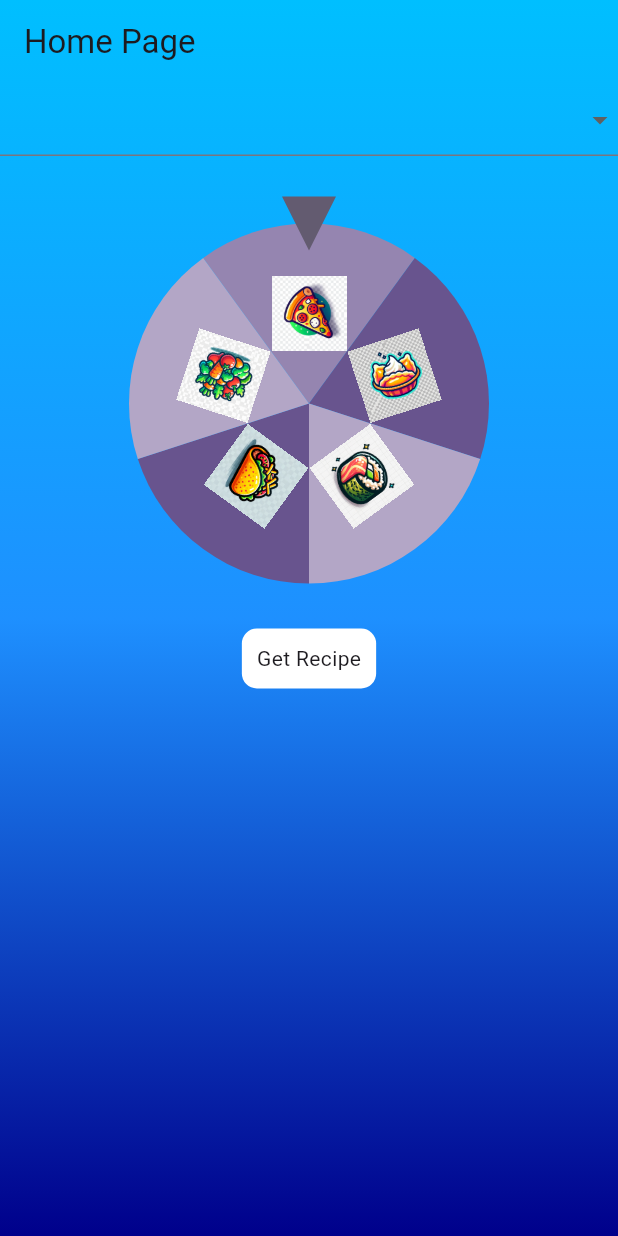
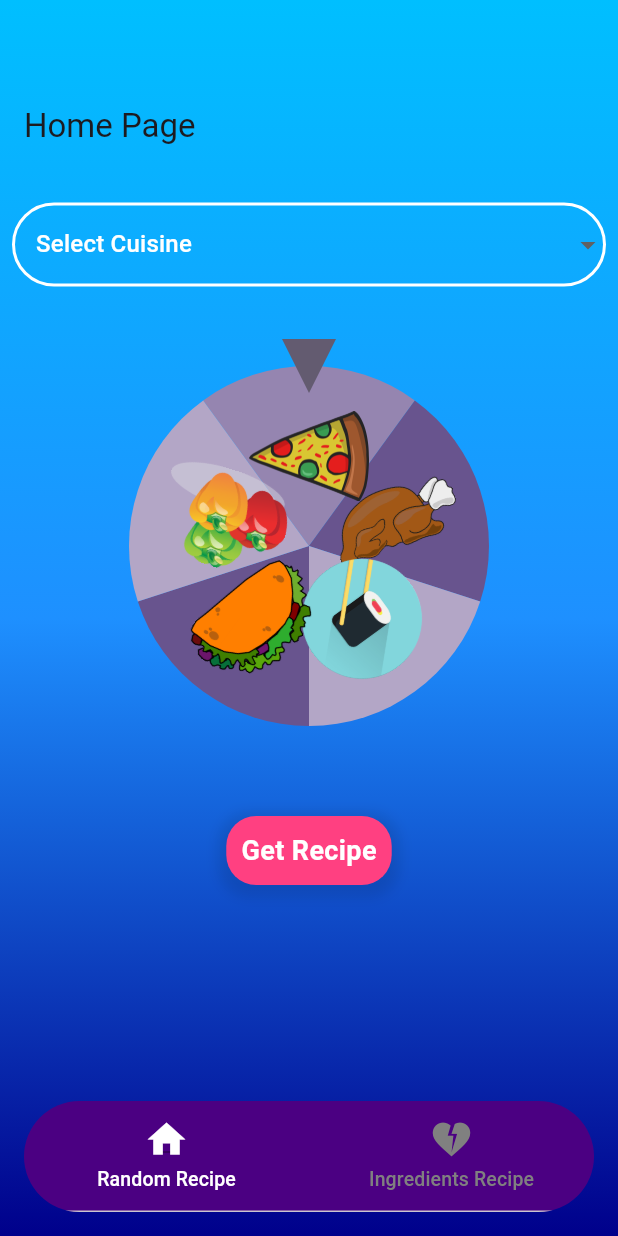
Before and after one commit to josephmp5/foodieai, a Flutter app: the screen it shows once a user with an empty profile is signed in, on a phone screen of 412 x 824 dp. Run offline on Flutter 3.47's test engine with Material 3 defaults, Android fonts, the phone set to English and light mode, and no system bars; drawn by our look-alikes of flutter_fortune_wheel; our stand-ins replace cloud_firestore, firebase_auth, firebase_core, rxdart; accounts and stored records are empty; network calls fail.

Commit message:
new feature created and bugs fixed

```diff
--- a/lib/constants.dart
+++ b/lib/constants.dart
@@ -1,3 +1,3 @@
 class Constants {
-  static String uri = 'OPENAI_API_KEY_HERE';
+  static String uri = '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';
 }
--- a/lib/home_page.dart
+++ /dev/null
@@ -1,137 +0,0 @@
-import 'package:flutter/material.dart';
-import 'package:flutter_fortune_wheel/flutter_fortune_wheel.dart';
-import 'package:heutebinichrichbaba/auth/auth.dart';
-import 'package:heutebinichrichbaba/pages/random_recipe.dart';
-import 'package:rxdart/rxdart.dart';
-
-class HomePage extends StatefulWidget {
-  const HomePage({super.key});
-
-  @override
-  State<HomePage> createState() => _HomePageState();
-}
-
-class _HomePageState extends State<HomePage> {
-  final Auth auth = Auth();
-  String? selectedCuisine;
-  final selected = BehaviorSubject<int>();
-  bool isFetchingRecipe = false;
-
-  final List<String> imageAssets = [
-    'assets/spin/pizza.png',
-    'assets/spin/manti.png',
-    'assets/spin/sushi.png',
-    'assets/spin/taco.png',
-    'assets/spin/vegetables.png',
-  ];
-
-  @override
-  void dispose() {
-    selected.close();
-    super.dispose();
-  }
-
-  void startSpinAndFetchRecipe() {
-    if (!isFetchingRecipe && selectedCuisine != null) {
-      isFetchingRecipe = true;
-      selected.add(Fortune.randomInt(0, imageAssets.length));
-
-      Future.delayed(Duration(seconds: 1), () {
-        auth.generateRecipe(selectedCuisine!, context).then((recipeText) {
-          Navigator.push(
-            context,
-            MaterialPageRoute(
-              builder: (context) => RandomRecipe(recipeText: recipeText),
-            ),
-          ).then((_) {
-            isFetchingRecipe = false;
-          });
-        }).catchError((error) {
-          ScaffoldMessenger.of(context).showSnackBar(
-              SnackBar(content: Text('Error fetching recipe: $error')));
-          isFetchingRecipe = false;
-        });
-      });
-    } else if (selectedCuisine == null) {
-      ScaffoldMessenger.of(context).showSnackBar(
-          SnackBar(content: Text('Please select a cuisine first')));
-    }
-  }
-
-  @override
-  Widget build(BuildContext context) {
-    return Scaffold(
-      extendBodyBehindAppBar: true,
-      appBar: AppBar(
-        backgroundColor: Colors.transparent,
-        title: const Text('Home Page'),
-      ),
-      body: Container(
-        decoration: const BoxDecoration(
-          gradient: LinearGradient(
-            begin: Alignment.topCenter,
-            end: Alignment.bottomCenter,
-            colors: [
-              Color(0xFF00BFFF),
-              Color(0xFF1E90FF),
-              Color(0xFF00008B),
-            ],
-          ),
-        ),
-        child: SafeArea(
-          child: Column(
-            children: [
-              DropdownButtonFormField<String>(
-                value: selectedCuisine,
-                onChanged: (String? newValue) {
-                  setState(() {
-                    selectedCuisine = newValue;
-                  });
-                },
-                items: <String>[
-                  'Italian',
-                  'French',
-                  'Thai',
-                  'Chinese',
-                  'Turkish',
-                  'Indian',
-                  'Mexican',
-                  'Japanese',
-                ].map<DropdownMenuItem<String>>((String value) {
-                  return DropdownMenuItem<String>(
-                    value: value,
-                    child: Text(value),
-                  );
-                }).toList(),
-              ),
-              const SizedBox(height: 15),
-              SizedBox(
-                height: 300,
-                child: FortuneWheel(
-                  selected: selected.stream,
-                  animateFirst: false,
-                  items: imageAssets
-                      .map((path) => FortuneItem(
-                          child: Image.asset(path, width: 50, height: 50)))
-                      .toList(),
-                  onAnimationEnd: () {},
-                ),
-              ),
-              GestureDetector(
-                onTap: startSpinAndFetchRecipe,
-                child: Container(
-                  padding: const EdgeInsets.all(10),
-                  decoration: BoxDecoration(
-                    color: Colors.white,
-                    borderRadius: BorderRadius.circular(10),
-                  ),
-                  child: const Text('Get Recipe'),
-                ),
-              ),
-            ],
-          ),
-        ),
-      ),
-    );
-  }
-}
--- a/lib/main.dart
+++ b/lib/main.dart
@@ -1,8 +1,9 @@
 import 'package:firebase_auth/firebase_auth.dart';
 import 'package:firebase_core/firebase_core.dart';
 import 'package:flutter/material.dart';
-import 'package:heutebinichrichbaba/home_page.dart';
-import 'package:heutebinichrichbaba/onboard_page.dart';
+import 'package:heutebinichrichbaba/pages.dart';
+import 'package:heutebinichrichbaba/pages/home_page.dart';
+import 'package:heutebinichrichbaba/pages/onboard_page.dart';
 
 void main() async {
   WidgetsFlutterBinding.ensureInitialized();
@@ -34,7 +35,7 @@ class MyApp extends StatelessWidget {
             if (snapshot.hasData && snapshot.data != null) {
               // Ensure the user is not null
               String userId = snapshot.data!.uid;
-              return const HomePage();
+              return const Pages();
               // Navigate to the HomePage if signed in
             }
             return const OnBoardPage(); // Otherwise, show the SignUp page
--- /dev/null
+++ b/lib/pages.dart
@@ -0,0 +1,88 @@
+import 'package:flutter/material.dart';
+import 'package:heutebinichrichbaba/pages/home_page.dart';
+import 'package:heutebinichrichbaba/pages/ingredients_page.dart';
+
+class Pages extends StatefulWidget {
+  const Pages({super.key});
+
+  @override
+  State<Pages> createState() => _PagesState();
+}
+
+class _PagesState extends State<Pages> with SingleTickerProviderStateMixin {
+  late TabController _tabController;
+
+  @override
+  void initState() {
+    super.initState();
+    _tabController = TabController(length: 2, vsync: this);
+  }
+
+  @override
+  void dispose() {
+    super.dispose();
+    _tabController.dispose();
+  }
+
+  @override
+  Widget build(BuildContext context) {
+    return Scaffold(
+      extendBody: true,
+      backgroundColor: Colors.transparent,
+      extendBodyBehindAppBar: true,
+      appBar: AppBar(
+        centerTitle: true,
+        backgroundColor: Colors.transparent,
+        elevation: 0,
+        iconTheme: const IconThemeData(color: Colors.white),
+      ),
+      body: TabBarView(
+        controller: _tabController,
+        children: <Widget>[
+          const HomePage(),
+          const Ingredients(),
+        ],
+      ),
+      bottomNavigationBar: SafeArea(
+        child: Container(
+          color: Colors.transparent,
+          padding: const EdgeInsets.all(16.0),
+          child: ClipRRect(
+            borderRadius: const BorderRadius.all(
+              Radius.circular(50),
+            ),
+            child: Container(
+              color: const Color(0xFF4B0082),
+              child: TabBar(
+                labelColor: Colors.white,
+                unselectedLabelColor: const Color(0xFF808080),
+                labelStyle: const TextStyle(fontSize: 13),
+                indicator: const UnderlineTabIndicator(
+                  borderSide: BorderSide(color: Colors.black54, width: 0.0),
+                  insets: EdgeInsets.fromLTRB(50.0, 0.0, 50.0, 40.0),
+                ),
+                tabs: [
+                  Tab(
+                    icon: Icon(
+                      Icons.home,
+                      size: MediaQuery.of(context).size.width > 600 ? 48 : 30,
+                    ),
+                    text: "Random Recipe",
+                  ),
+                  Tab(
+                    icon: Icon(
+                      Icons.heart_broken,
+                      size: MediaQuery.of(context).size.width > 600 ? 48 : 30,
+                    ),
+                    text: "Ingredients Recipe",
+                  ),
+                ],
+                controller: _tabController,
+              ),
+            ),
+          ),
+        ),
+      ),
+    );
+  }
+}
--- /dev/null
+++ b/lib/pages/home_page.dart
@@ -0,0 +1,174 @@
+import 'package:flutter/material.dart';
+import 'package:flutter_fortune_wheel/flutter_fortune_wheel.dart';
+import 'package:heutebinichrichbaba/auth/auth.dart';
+import 'package:heutebinichrichbaba/pages/random_recipe.dart';
+import 'package:rxdart/rxdart.dart';
+
+class HomePage extends StatefulWidget {
+  const HomePage({super.key});
+
+  @override
+  State<HomePage> createState() => _HomePageState();
+}
+
+class _HomePageState extends State<HomePage> {
+  final Auth auth = Auth();
+  String? selectedCuisine;
+  final selected = BehaviorSubject<int>();
+  bool isFetchingRecipe = false;
+
+  final List<String> imageAssets = [
+    'assets/spin/pizza.png',
+    'assets/spin/manti.png',
+    'assets/spin/sushi.png',
+    'assets/spin/taco.png',
+    'assets/spin/vegetables.png',
+  ];
+
+  @override
+  void dispose() {
+    selected.close();
+    super.dispose();
+  }
+
+  void startSpinAndFetchRecipe() {
+    if (!isFetchingRecipe && selectedCuisine != null) {
+      isFetchingRecipe = true;
+      selected.add(Fortune.randomInt(0, imageAssets.length));
+
+      // Start fetching the recipe immediately
+      var recipeFuture = auth.generateRecipe(selectedCuisine!, context);
+
+      // Delay the completion of fetching to synchronize with the wheel animation
+      Future.delayed(const Duration(seconds: 7), () {
+        recipeFuture.then((recipeText) {
+          Navigator.push(
+            context,
+            MaterialPageRoute(
+                builder: (context) => RandomRecipe(recipeText: recipeText)),
+          ).then((_) {
+            isFetchingRecipe = false; // Reset state after coming back
+          });
+        }).catchError((error) {
+          ScaffoldMessenger.of(context).showSnackBar(
+              SnackBar(content: Text('Error fetching recipe: $error')));
+          isFetchingRecipe = false;
+        });
+      });
+    } else if (selectedCuisine == null) {
+      ScaffoldMessenger.of(context).showSnackBar(
+          const SnackBar(content: Text('Please select a cuisine first')));
+    }
+  }
+
+  @override
+  Widget build(BuildContext context) {
+    return Scaffold(
+      extendBodyBehindAppBar: true,
+      appBar: AppBar(
+        backgroundColor: Colors.transparent,
+        title: const Text('Home Page'),
+      ),
+      body: Container(
+        decoration: const BoxDecoration(
+          gradient: LinearGradient(
+            begin: Alignment.topCenter,
+            end: Alignment.bottomCenter,
+            colors: [
+              Color(0xFF00BFFF),
+              Color(0xFF1E90FF),
+              Color(0xFF00008B),
+            ],
+          ),
+        ),
+        child: SafeArea(
+          child: Column(
+            children: [
+              const SizedBox(height: 15),
+              Padding(
+                padding: const EdgeInsets.all(8.0),
+                child: DropdownButtonFormField<String>(
+                  decoration: InputDecoration(
+                    enabledBorder: OutlineInputBorder(
+                      borderRadius: BorderRadius.circular(40),
+                      borderSide:
+                          const BorderSide(color: Colors.white, width: 2),
+                    ),
+                    focusedBorder: OutlineInputBorder(
+                      borderRadius: BorderRadius.circular(40),
+                      borderSide: const BorderSide(color: Colors.white),
+                    ),
+                  ),
+                  hint: const Text(
+                    "Select Cuisine",
+                    style: TextStyle(color: Colors.white),
+                  ),
+                  value: selectedCuisine,
+                  onChanged: (String? newValue) {
+                    setState(() {
+                      selectedCuisine = newValue;
+                    });
+                  },
+                  items: <String>[
+                    'Italian',
+                    'French',
+                    'Thai',
+                    'Chinese',
+                    'Turkish',
+                    'Indian',
+                    'Mexican',
+                    'Japanese',
+                  ].map<DropdownMenuItem<String>>((String value) {
+                    return DropdownMenuItem<String>(
+                      value: value,
+                      child: Center(child: Text(value)),
+                    );
+                  }).toList(),
+                ),
+              ),
+              const SizedBox(height: 15),
+              SizedBox(
+                height: 300,
+                child: FortuneWheel(
+                  selected: selected.stream,
+                  animateFirst: false,
+                  items: imageAssets
+                      .map((path) => FortuneItem(
+                          child: Image.asset(path, width: 80, height: 80)))
+                      .toList(),
+                  onAnimationEnd: () {},
+                ),
+              ),
+              const SizedBox(height: 30),
+              GestureDetector(
+                onTap: startSpinAndFetchRecipe,
+                child: Container(
+                  padding: const EdgeInsets.all(10),
+                  decoration: BoxDecoration(
+                    color: Colors.pinkAccent,
+                    borderRadius: BorderRadius.circular(20),
+                    boxShadow: [
+                      BoxShadow(
+                        color: Colors.black.withOpacity(0.1),
+                        spreadRadius: 5,
+                        blurRadius: 7,
+                        offset: Offset(0, 3),
+                      ),
+                    ],
+                  ),
+                  child: const Text(
+                    'Get Recipe',
+                    style: TextStyle(
+                        fontSize: 18,
+                        fontWeight: FontWeight.bold,
+                        color: Colors.white),
+                  ),
+                ),
+              ),
+            ],
+          ),
+        ),
+      ),
+    );
+  }
+}
```
Also changed, not shown: lib/auth/auth.dart (+42 -1 lines), lib/pages/ingredients_page.dart (added, +164 -0 lines), assets/spin/manti.png, assets/spin/pizza.png, assets/spin/sushi.png, assets/spin/taco.png, assets/spin/vegetables.png, lib/pages/onboard_page.dart (renamed from lib/onboard_page.dart).
